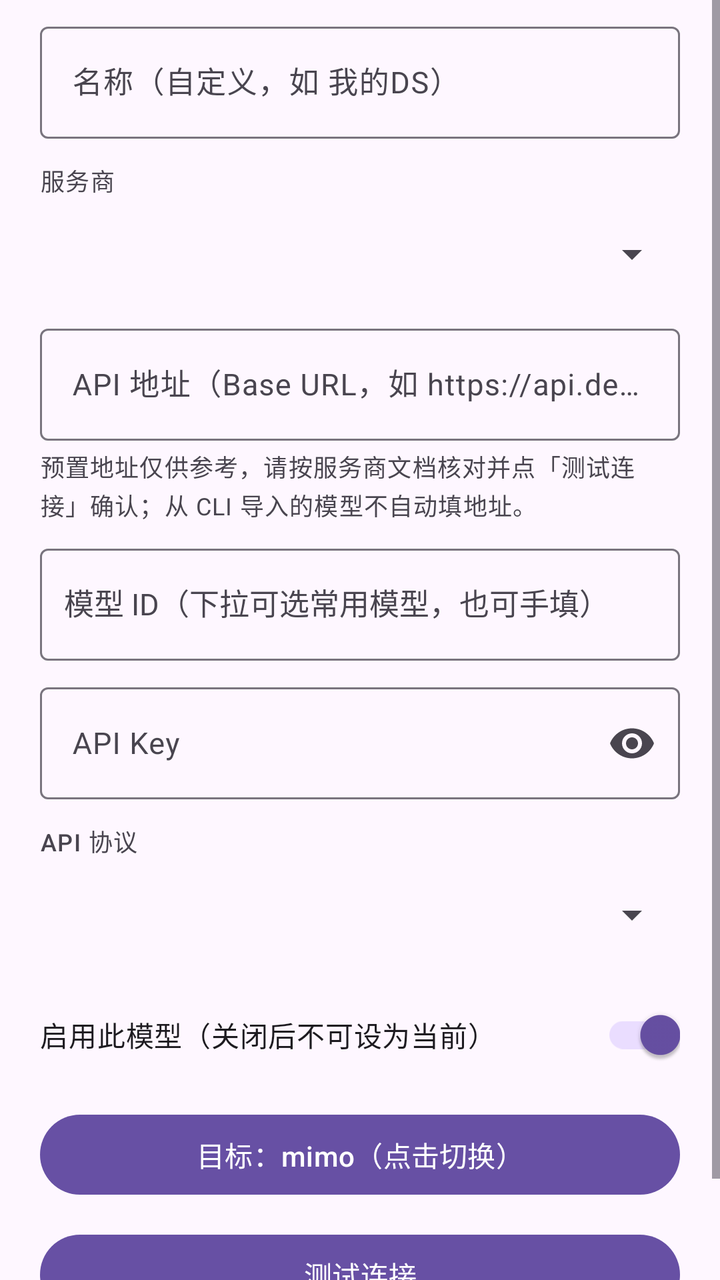
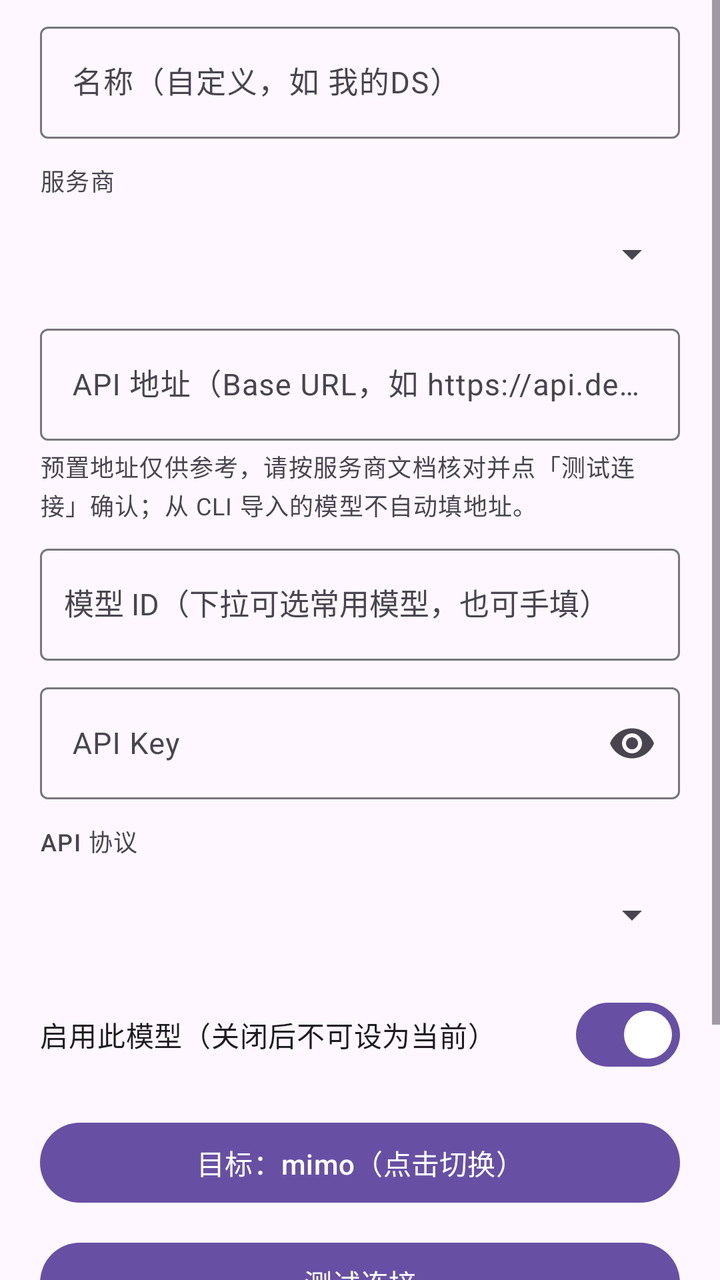

Before-and-after screenshots of an Android layout around one commit, followed by the original layout XML and the change that was made.
<!-- AndroidManifest.xml: application theme Theme.CodeTool.Starting -->
<!-- res/layout/dialog_ai_model.xml -->
<?xml version="1.0" encoding="utf-8"?>
<ScrollView xmlns:android="http://schemas.android.com/apk/res/android"
    xmlns:app="http://schemas.android.com/apk/res-auto"
    android:layout_width="match_parent"
    android:layout_height="wrap_content"
    android:fillViewport="true">

    <LinearLayout
        android:layout_width="match_parent"
        android:layout_height="wrap_content"
        android:orientation="vertical"
        android:paddingHorizontal="20dp"
        android:paddingTop="8dp"
        android:paddingBottom="8dp">

        <com.google.android.material.textfield.TextInputLayout
            android:layout_width="match_parent"
            android:layout_height="wrap_content"
            android:hint="名称（自定义，如 我的DS）">
            <com.google.android.material.textfield.TextInputEditText
                android:id="@+id/etAiName"
                android:layout_width="match_parent"
                android:layout_height="wrap_content"
                android:minHeight="56dp"
                android:gravity="center_vertical"
                android:textSize="15sp"
                android:inputType="text" />
        </com.google.android.material.textfield.TextInputLayout>

        
        <com.google.android.material.textview.MaterialTextView
            android:layout_width="wrap_content"
            android:layout_height="wrap_content"
            android:layout_marginTop="12dp"
            android:text="服务商"
            android:textAppearance="?attr/textAppearanceLabelMedium"
            android:textColor="?attr/colorOnSurfaceVariant" />

        <Spinner
            android:id="@+id/spAiProvider"
            android:layout_width="match_parent"
            android:layout_height="wrap_content"
            android:layout_marginTop="4dp"
            android:minHeight="48dp"
            android:spinnerMode="dropdown" />

        
        <com.google.android.material.button.MaterialButton
            android:id="@+id/btnAiDeleteProvider"
            style="?attr/materialButtonOutlinedStyle"
            android:layout_width="match_parent"
            android:layout_height="wrap_content"
            android:layout_marginTop="8dp"
            android:visibility="gone"
            android:text="删除此自定义服务商" />

        
        <com.google.android.material.textfield.TextInputLayout
            android:layout_width="match_parent"
            android:layout_height="wrap_content"
            android:layout_marginTop="8dp"
            android:hint="API 地址（Base URL，如 https://api.deepseek.com/v1）">
            <com.google.android.material.textfield.TextInputEditText
                android:id="@+id/etAiBaseUrl"
                android:layout_width="match_parent"
                android:layout_height="wrap_content"
                android:minHeight="56dp"
                android:gravity="center_vertical"
                android:textSize="15sp"
                android:inputType="textUri" />
        </com.google.android.material.textfield.TextInputLayout>

        <com.google.android.material.textview.MaterialTextView
            android:layout_width="match_parent"
            android:layout_height="wrap_content"
            android:layout_marginTop="4dp"
            android:text="预置地址仅供参考，请按服务商文档核对并点「测试连接」确认；从 CLI 导入的模型不自动填地址。"
            android:textAppearance="?attr/textAppearanceBodySmall"
            android:textColor="?attr/colorOnSurfaceVariant" />

        
        <com.google.android.material.textfield.TextInputLayout
            android:layout_width="match_parent"
            android:layout_height="wrap_content"
            android:layout_marginTop="8dp"
            android:hint="模型 ID（下拉可选常用模型，也可手填）">
            <com.google.android.material.textfield.MaterialAutoCompleteTextView
                android:id="@+id/etAiModel"
                android:layout_width="match_parent"
                android:layout_height="wrap_content"
                android:minHeight="56dp"
                android:gravity="center_vertical"
                android:paddingStart="12dp"
                android:paddingEnd="12dp"
                android:textSize="15sp"
                android:singleLine="true"
                android:inputType="text" />
        </com.google.android.material.textfield.TextInputLayout>

        <com.google.android.material.textfield.TextInputLayout
            android:layout_width="match_parent"
            android:layout_height="wrap_content"
            android:layout_marginTop="8dp"
            android:hint="API Key"
            app:endIconMode="password_toggle">
            <com.google.android.material.textfield.TextInputEditText
                android:id="@+id/etAiKey"
                android:layout_width="match_parent"
                android:layout_height="wrap_content"
                android:minHeight="56dp"
                android:gravity="center_vertical"
                android:textSize="15sp"
                android:inputType="textPassword" />
        </com.google.android.material.textfield.TextInputLayout>

        
        <com.google.android.material.textview.MaterialTextView
            android:layout_width="wrap_content"
            android:layout_height="wrap_content"
            android:layout_marginTop="12dp"
            android:text="API 协议"
            android:textAppearance="?attr/textAppearanceLabelMedium"
            android:textColor="?attr/colorOnSurfaceVariant" />

        <Spinner
            android:id="@+id/spAiApiType"
            android:layout_width="match_parent"
            android:layout_height="wrap_content"
            android:layout_marginTop="4dp"
            android:minHeight="48dp"
            android:spinnerMode="dropdown" />

        <androidx.appcompat.widget.SwitchCompat
            android:id="@+id/swAiEnabled"
            android:layout_width="match_parent"
            android:layout_height="wrap_content"
            android:minHeight="48dp"
            android:layout_marginTop="12dp"
            android:checked="true"
            android:text="启用此模型（关闭后不可设为当前）" />

        <com.google.android.material.button.MaterialButton
            android:id="@+id/btnAiTarget"
            android:layout_width="match_parent"
            android:layout_height="wrap_content"
            android:layout_marginTop="12dp"
            android:text="目标：mimo（点击切换）" />

        
        <com.google.android.material.button.MaterialButton
            android:id="@+id/btnAiTest"
            android:layout_width="match_parent"
            android:layout_height="wrap_content"
            android:layout_marginTop="12dp"
            android:text="测试连接" />

        <com.google.android.material.textview.MaterialTextView
            android:id="@+id/tvAiTestResult"
            android:layout_width="match_parent"
            android:layout_height="wrap_content"
            android:layout_marginTop="8dp"
            android:fontFamily="monospace"
            android:text="填好服务商 / API 地址 / Key 后点「测试连接」验证"
            android:textAppearance="?attr/textAppearanceBodySmall"
            android:textColor="?attr/colorOnSurfaceVariant" />

    </LinearLayout>
</ScrollView>
<!-- resources referenced by this layout -->
<resources>
  <style name="Theme.CodeTool.Starting" parent="Theme.Material3.DayNight.NoActionBar">
          <item name="android:windowBackground">?android:colorBackground</item>
          <item name="android:statusBarColor" tools:targetApi="l">?android:colorBackground</item>
      </style>
</resources>

<!-- the commit's change to res/layout/dialog_ai_model.xml (unified diff, before → after) -->
@@ -130,14 +130,15 @@
             android:minHeight="48dp"
             android:spinnerMode="dropdown" />
 
-        <androidx.appcompat.widget.SwitchCompat
+        <com.google.android.material.materialswitch.MaterialSwitch
             android:id="@+id/swAiEnabled"
             android:layout_width="match_parent"
             android:layout_height="wrap_content"
-            android:minHeight="48dp"
-            android:layout_marginTop="12dp"
+            android:minHeight="56dp"
+            android:layout_marginTop="8dp"
             android:checked="true"
-            android:text="启用此模型（关闭后不可设为当前）" />
+            android:text="启用此模型（关闭后不可设为当前）"
+            android:textAppearance="?attr/textAppearanceBodyMedium" />
 
         <com.google.android.material.button.MaterialButton
             android:id="@+id/btnAiTarget"
@@ -164,5 +165,23 @@
             android:textAppearance="?attr/textAppearanceBodySmall"
             android:textColor="?attr/colorOnSurfaceVariant" />
 
+        <com.google.android.material.button.MaterialButton
+            android:id="@+id/btnAiFetchCaps"
+            style="?attr/materialButtonOutlinedStyle"
+            android:layout_width="match_parent"
+            android:layout_height="wrap_content"
+            android:layout_marginTop="8dp"
+            android:text="获取能力信息" />
+
+        <com.google.android.material.textview.MaterialTextView
+            android:id="@+id/tvAiCapsResult"
+            android:layout_width="match_parent"
+            android:layout_height="wrap_content"
+            android:layout_marginTop="8dp"
+            android:fontFamily="monospace"
+            android:text="点「获取能力信息」从 API 拉取模型能力（上下文/工具/推理/图片），覆盖已有能力数据"
+            android:textAppearance="?attr/textAppearanceBodySmall"
+            android:textColor="?attr/colorOnSurfaceVariant" />
+
     </LinearLayout>
 </ScrollView>
